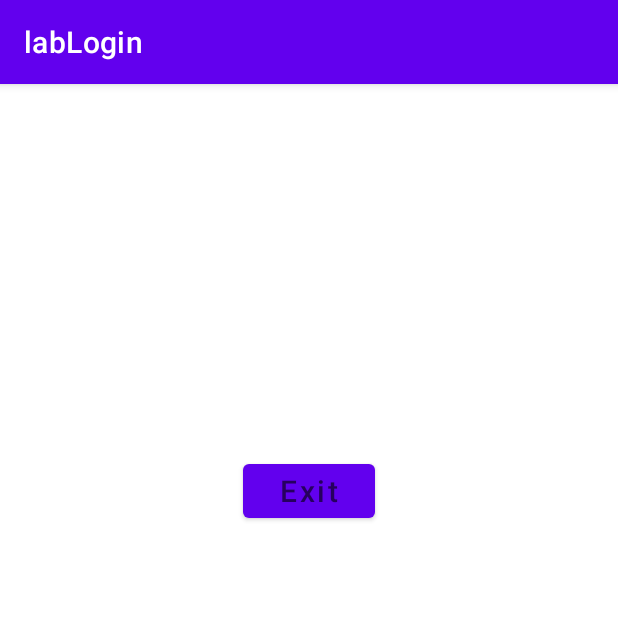
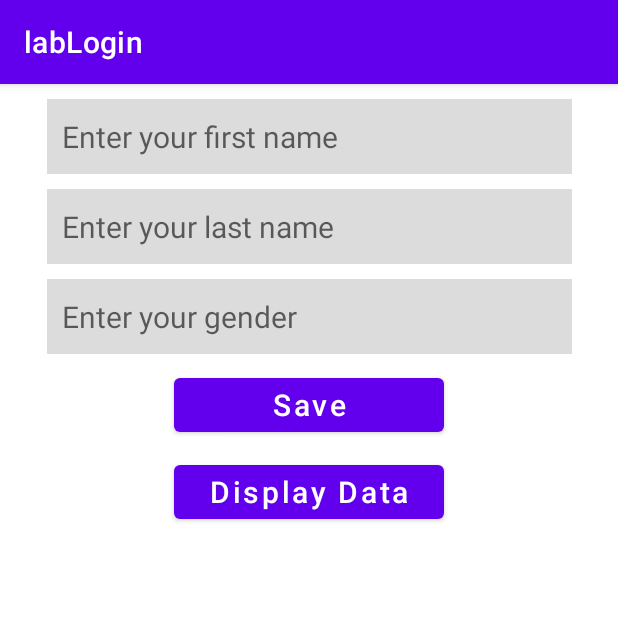
Before and after one commit to FeBotero/LabLogin, an Android app: the screen it shows after launch once a user with an empty profile is signed in (HomeActivity before the commit, FormActivity after it), on a phone screen of 412 x 824 dp, the top half of it. Run offline under Robolectric (Android 15) with nearby library versions, the phone set to English and light mode, and no system bars; our stand-ins replace Firebase (no records; nobody signed in at launch, a user with empty details on screens opened directly).

Commit message:
create new Activity with name FormActivity

```diff
--- a/app/build.gradle
+++ b/app/build.gradle
@@ -35,6 +35,7 @@ dependencies {
     implementation 'com.google.android.material:material:1.8.0'
     implementation 'androidx.constraintlayout:constraintlayout:2.1.4'
     implementation 'com.google.firebase:firebase-auth-ktx:21.2.0'
+    implementation 'com.google.firebase:firebase-auth:21.0.3'
     testImplementation 'junit:junit:4.13.2'
     androidTestImplementation 'androidx.test.ext:junit:1.1.5'
     androidTestImplementation 'androidx.test.espresso:espresso-core:3.5.1'
--- a/app/src/main/AndroidManifest.xml
+++ b/app/src/main/AndroidManifest.xml
@@ -13,6 +13,9 @@
         android:supportsRtl="true"
         android:theme="@style/Theme.LabLogin"
         tools:targetApi="31">
+        <activity
+            android:name=".FormActivity"
+            android:exported="false" />
         <activity
             android:name=".HomeActivity"
             android:exported="false" />
--- /dev/null
+++ b/app/src/main/java/com/motoacademy/lablogin/FormActivity.java
@@ -0,0 +1,14 @@
+package com.motoacademy.lablogin;
+
+import androidx.appcompat.app.AppCompatActivity;
+
+import android.os.Bundle;
+
+public class FormActivity extends AppCompatActivity {
+
+    @Override
+    protected void onCreate(Bundle savedInstanceState) {
+        super.onCreate(savedInstanceState);
+        setContentView(R.layout.activity_fomulario);
+    }
+}
--- a/app/src/main/java/com/motoacademy/lablogin/MainActivity.java
+++ b/app/src/main/java/com/motoacademy/lablogin/MainActivity.java
@@ -40,7 +40,7 @@ public class MainActivity extends AppCompatActivity {
         // Check if user is signed in (non-null) and update UI accordingly.
         FirebaseUser currentUser = mAuth.getCurrentUser();
         if(currentUser != null){
-            Intent intent = new Intent(getApplicationContext(),HomeActivity.class);
+            Intent intent = new Intent(getApplicationContext(),FormActivity.class);
             startActivity(intent);
             finish();
         }
--- /dev/null
+++ b/app/src/main/res/layout/activity_fomulario.xml
@@ -0,0 +1,89 @@
+<?xml version="1.0" encoding="utf-8"?>
+<androidx.constraintlayout.widget.ConstraintLayout xmlns:android="http://schemas.android.com/apk/res/android"
+    xmlns:app="http://schemas.android.com/apk/res-auto"
+    xmlns:tools="http://schemas.android.com/tools"
+    android:layout_width="match_parent"
+    android:layout_height="match_parent"
+
+    tools:context=".FormActivity">
+
+
+    <EditText
+        android:id="@+id/tvFirstName"
+        android:background="#DCDCDC"
+        android:layout_width="wrap_content"
+        android:layout_height="wrap_content"
+        android:hint="Enter your first name"
+        android:padding="10sp"
+        app:layout_constraintTop_toTopOf="parent"
+        app:layout_constraintRight_toRightOf="parent"
+        app:layout_constraintLeft_toLeftOf="parent"
+        android:layout_marginTop="10dp"
+        android:width="350dp"
+        android:textSize="20sp"
+        android:height="50dp"
+
+        />
+    <EditText
+        android:id="@+id/tvLastName"
+        android:layout_width="wrap_content"
+        android:layout_height="wrap_content"
+        android:hint="Enter your last name"
+        android:padding="10sp"
+        android:background="#DCDCDC"
+        app:layout_constraintTop_toBottomOf="@+id/tvFirstName"
+        app:layout_constraintRight_toRightOf="parent"
+        app:layout_constraintLeft_toLeftOf="parent"
+        android:layout_marginTop="10dp"
+        android:width="350dp"
+        android:textSize="20sp"
+        android:height="50dp"
+        />
+    <EditText
+        android:id="@+id/etgender"
+        android:layout_width="wrap_content"
+        android:layout_height="wrap_content"
+        android:hint="Enter your gender"
+        android:padding="10sp"
+        android:background="#DCDCDC"
+        app:layout_constraintTop_toBottomOf="@+id/tvLastName"
+        app:layout_constraintRight_toRightOf="parent"
+        app:layout_constraintLeft_toLeftOf="parent"
+        android:layout_marginTop="10dp"
+        android:width="350dp"
+        android:textSize="20sp"
+        android:height="50dp"
+        />
+
+
+    <com.google.android.material.button.MaterialButton
+        android:id="@+id/btSave"
+        android:layout_width="wrap_content"
+        android:layout_height="wrap_content"
+        android:hint="Save"
+        app:layout_constraintTop_toBottomOf="@+id/etgender"
+        app:layout_constraintLeft_toLeftOf="parent"
+        app:layout_constraintRight_toRightOf="parent"
+        android:width="180dp"
+        android:height="30dp"
+        android:textSize="20sp"
+        android:layout_marginTop="10dp"
+        android:textColorHint="@color/white"
+        />
+
+
+    <com.google.android.material.button.MaterialButton
+        android:id="@+id/btDisplau"
+        android:layout_width="wrap_content"
+        android:layout_height="wrap_content"
+        android:hint="Display Data"
+        android:height="30dp"
+        app:layout_constraintTop_toBottomOf="@+id/btSave"
+        app:layout_constraintLeft_toLeftOf="parent"
+        app:layout_constraintRight_toRightOf="parent"
+        android:width="180dp"
+        android:textSize="20sp"
+        android:layout_marginTop="10dp"
+        android:textColorHint="@color/white"
+        />
+</androidx.constraintlayout.widget.ConstraintLayout>
```
